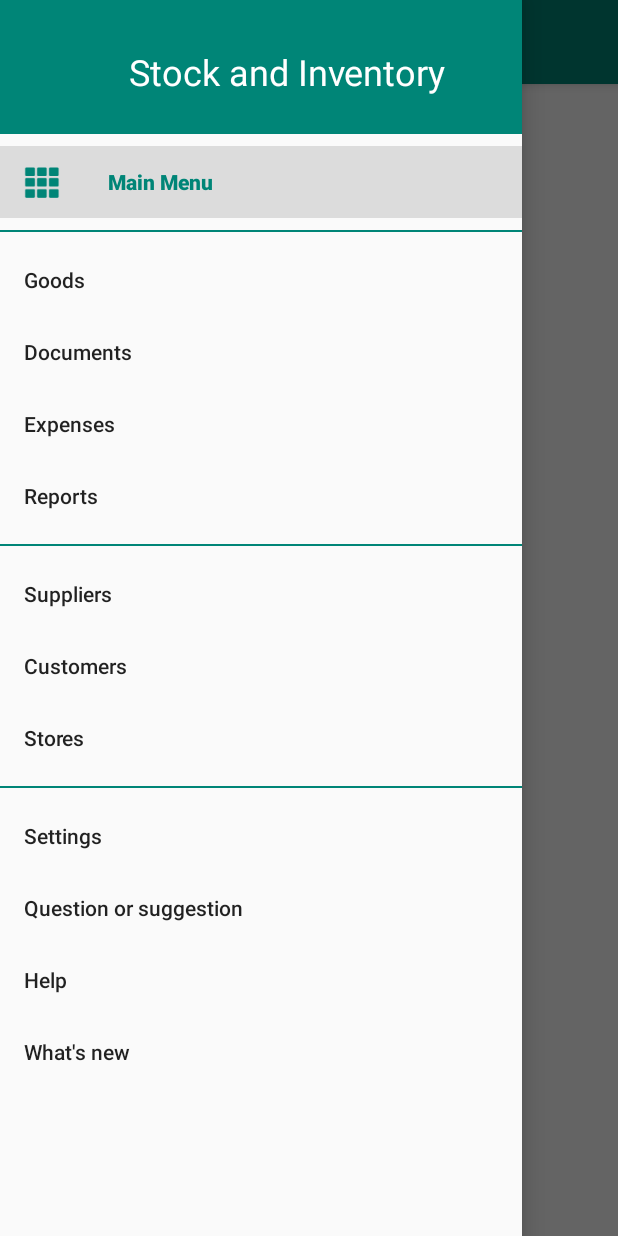
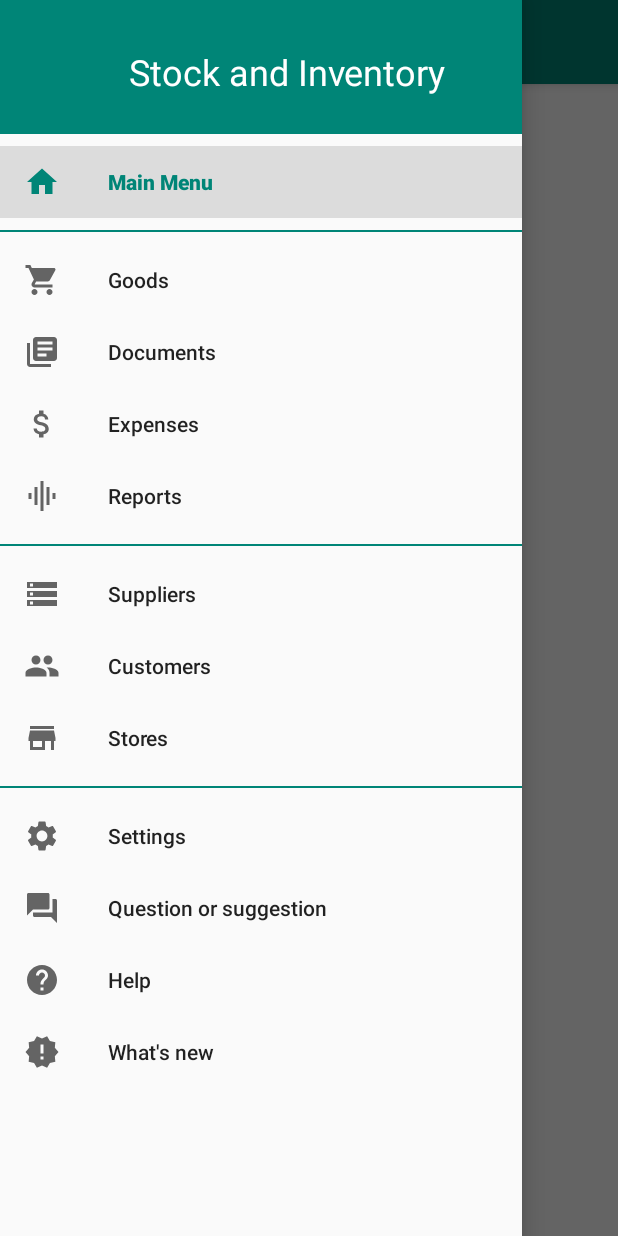
Before and after one commit to jamesfdz/StockAndInventoryManagement, an Android app: the screen it shows after launch (MainActivity), with the side drawer open, on a phone screen of 412 x 824 dp. Run offline under Robolectric (Android 15) with nearby library versions, the phone set to English and light mode, and no system bars; our stand-ins replace navigation-ui.

Commit message:
Added Nav Menu Icons

```diff
--- a/app/src/main/java/com/example/stockandinventorymanagement/activities/MainActivity.java
+++ b/app/src/main/java/com/example/stockandinventorymanagement/activities/MainActivity.java
@@ -48,6 +48,7 @@ public class MainActivity extends AppCompatActivity {
 
     @Override
     public boolean onOptionsItemSelected(@NonNull MenuItem item) {
+
         NavController navController = Navigation.findNavController(this, R.id.fragment);
         return NavigationUI.navigateUp(navController, mAppBarConfiguration) || super.onSupportNavigateUp();
     }
--- /dev/null
+++ b/app/src/main/res/drawable/menu_active.xml
@@ -0,0 +1,5 @@
+<vector android:height="16dp" android:tint="#008577"
+    android:viewportHeight="24" android:viewportWidth="24"
+    android:width="16dp" xmlns:android="http://schemas.android.com/apk/res/android">
+    <path android:fillColor="@color/colorPrimary" android:pathData="M17,3H7c-1.1,0 -1.99,0.9 -1.99,2L5,21l7,-3 7,3V5c0,-1.1 -0.9,-2 -2,-2z"/>
+</vector>
--- /dev/null
+++ b/app/src/main/res/drawable/menu_customers.xml
@@ -0,0 +1,5 @@
+<vector android:height="24dp" android:tint="#FFFFFF"
+    android:viewportHeight="24" android:viewportWidth="24"
+    android:width="24dp" xmlns:android="http://schemas.android.com/apk/res/android">
+    <path android:fillColor="@android:color/white" android:pathData="M16,11c1.66,0 2.99,-1.34 2.99,-3S17.66,5 16,5c-1.66,0 -3,1.34 -3,3s1.34,3 3,3zM8,11c1.66,0 2.99,-1.34 2.99,-3S9.66,5 8,5C6.34,5 5,6.34 5,8s1.34,3 3,3zM8,13c-2.33,0 -7,1.17 -7,3.5L1,19h14v-2.5c0,-2.33 -4.67,-3.5 -7,-3.5zM16,13c-0.29,0 -0.62,0.02 -0.97,0.05 1.16,0.84 1.97,1.97 1.97,3.45L17,19h6v-2.5c0,-2.33 -4.67,-3.5 -7,-3.5z"/>
+</vector>
--- /dev/null
+++ b/app/src/main/res/drawable/menu_docs.xml
@@ -0,0 +1,5 @@
+<vector android:height="24dp" android:tint="#FFFFFF"
+    android:viewportHeight="24" android:viewportWidth="24"
+    android:width="24dp" xmlns:android="http://schemas.android.com/apk/res/android">
+    <path android:fillColor="@android:color/white" android:pathData="M4,6L2,6v14c0,1.1 0.9,2 2,2h14v-2L4,20L4,6zM20,2L8,2c-1.1,0 -2,0.9 -2,2v12c0,1.1 0.9,2 2,2h12c1.1,0 2,-0.9 2,-2L22,4c0,-1.1 -0.9,-2 -2,-2zM19,11L9,11L9,9h10v2zM15,15L9,15v-2h6v2zM19,7L9,7L9,5h10v2z"/>
+</vector>
--- /dev/null
+++ b/app/src/main/res/drawable/menu_expenses.xml
@@ -0,0 +1,5 @@
+<vector android:height="24dp" android:tint="#FFFFFF"
+    android:viewportHeight="24" android:viewportWidth="24"
+    android:width="24dp" xmlns:android="http://schemas.android.com/apk/res/android">
+    <path android:fillColor="@android:color/white" android:pathData="M11.8,10.9c-2.27,-0.59 -3,-1.2 -3,-2.15 0,-1.09 1.01,-1.85 2.7,-1.85 1.78,0 2.44,0.85 2.5,2.1h2.21c-0.07,-1.72 -1.12,-3.3 -3.21,-3.81V3h-3v2.16c-1.94,0.42 -3.5,1.68 -3.5,3.61 0,2.31 1.91,3.46 4.7,4.13 2.5,0.6 3,1.48 3,2.41 0,0.69 -0.49,1.79 -2.7,1.79 -2.06,0 -2.87,-0.92 -2.98,-2.1h-2.2c0.12,2.19 1.76,3.42 3.68,3.83V21h3v-2.15c1.95,-0.37 3.5,-1.5 3.5,-3.55 0,-2.84 -2.43,-3.81 -4.7,-4.4z"/>
+</vector>
--- /dev/null
+++ b/app/src/main/res/drawable/menu_goods.xml
@@ -0,0 +1,5 @@
+<vector android:height="24dp" android:tint="#FFFFFF"
+    android:viewportHeight="24" android:viewportWidth="24"
+    android:width="24dp" xmlns:android="http://schemas.android.com/apk/res/android">
+    <path android:fillColor="@android:color/white" android:pathData="M7,18c-1.1,0 -1.99,0.9 -1.99,2S5.9,22 7,22s2,-0.9 2,-2 -0.9,-2 -2,-2zM1,2v2h2l3.6,7.59 -1.35,2.45c-0.16,0.28 -0.25,0.61 -0.25,0.96 0,1.1 0.9,2 2,2h12v-2L7.42,15c-0.14,0 -0.25,-0.11 -0.25,-0.25l0.03,-0.12 0.9,-1.63h7.45c0.75,0 1.41,-0.41 1.75,-1.03l3.58,-6.49c0.08,-0.14 0.12,-0.31 0.12,-0.48 0,-0.55 -0.45,-1 -1,-1L5.21,4l-0.94,-2L1,2zM17,18c-1.1,0 -1.99,0.9 -1.99,2s0.89,2 1.99,2 2,-0.9 2,-2 -0.9,-2 -2,-2z"/>
+</vector>
--- /dev/null
+++ b/app/src/main/res/drawable/menu_help.xml
@@ -0,0 +1,5 @@
+<vector android:height="24dp" android:tint="#FFFFFF"
+    android:viewportHeight="24" android:viewportWidth="24"
+    android:width="24dp" xmlns:android="http://schemas.android.com/apk/res/android">
+    <path android:fillColor="@android:color/white" android:pathData="M12,2C6.48,2 2,6.48 2,12s4.48,10 10,10 10,-4.48 10,-10S17.52,2 12,2zM13,19h-2v-2h2v2zM15.07,11.25l-0.9,0.92C13.45,12.9 13,13.5 13,15h-2v-0.5c0,-1.1 0.45,-2.1 1.17,-2.83l1.24,-1.26c0.37,-0.36 0.59,-0.86 0.59,-1.41 0,-1.1 -0.9,-2 -2,-2s-2,0.9 -2,2L8,9c0,-2.21 1.79,-4 4,-4s4,1.79 4,4c0,0.88 -0.36,1.68 -0.93,2.25z"/>
+</vector>
--- /dev/null
+++ b/app/src/main/res/drawable/menu_home.xml
@@ -0,0 +1,5 @@
+<vector android:height="24dp" android:tint="#FFFFFF"
+    android:viewportHeight="24" android:viewportWidth="24"
+    android:width="24dp" xmlns:android="http://schemas.android.com/apk/res/android">
+    <path android:fillColor="@android:color/white" android:pathData="M10,20v-6h4v6h5v-8h3L12,3 2,12h3v8z"/>
+</vector>
--- /dev/null
+++ b/app/src/main/res/drawable/menu_new.xml
@@ -0,0 +1,5 @@
+<vector android:height="24dp" android:tint="#FFFFFF"
+    android:viewportHeight="24" android:viewportWidth="24"
+    android:width="24dp" xmlns:android="http://schemas.android.com/apk/res/android">
+    <path android:fillColor="@android:color/white" android:pathData="M23,12l-2.44,-2.78 0.34,-3.68 -3.61,-0.82 -1.89,-3.18L12,3 8.6,1.54 6.71,4.72l-3.61,0.81 0.34,3.68L1,12l2.44,2.78 -0.34,3.69 3.61,0.82 1.89,3.18L12,21l3.4,1.46 1.89,-3.18 3.61,-0.82 -0.34,-3.68L23,12zM13,17h-2v-2h2v2zM13,13h-2L11,7h2v6z"/>
+</vector>
--- /dev/null
+++ b/app/src/main/res/drawable/menu_question.xml
@@ -0,0 +1,5 @@
+<vector android:height="24dp" android:tint="#FFFFFF"
+    android:viewportHeight="24" android:viewportWidth="24"
+    android:width="24dp" xmlns:android="http://schemas.android.com/apk/res/android">
+    <path android:fillColor="@android:color/white" android:pathData="M21,6h-2v9L6,15v2c0,0.55 0.45,1 1,1h11l4,4L22,7c0,-0.55 -0.45,-1 -1,-1zM17,12L17,3c0,-0.55 -0.45,-1 -1,-1L3,2c-0.55,0 -1,0.45 -1,1v14l4,-4h10c0.55,0 1,-0.45 1,-1z"/>
+</vector>
--- /dev/null
+++ b/app/src/main/res/drawable/menu_reports.xml
@@ -0,0 +1,5 @@
+<vector android:height="24dp" android:tint="#FFFFFF"
+    android:viewportHeight="24" android:viewportWidth="24"
+    android:width="24dp" xmlns:android="http://schemas.android.com/apk/res/android">
+    <path android:fillColor="@android:color/white" android:pathData="M7,18h2L9,6L7,6v12zM11,22h2L13,2h-2v20zM3,14h2v-4L3,10v4zM15,18h2L17,6h-2v12zM19,10v4h2v-4h-2z"/>
+</vector>
--- /dev/null
+++ b/app/src/main/res/drawable/menu_settings.xml
@@ -0,0 +1,5 @@
+<vector android:height="24dp" android:tint="#FFFFFF"
+    android:viewportHeight="24" android:viewportWidth="24"
+    android:width="24dp" xmlns:android="http://schemas.android.com/apk/res/android">
+    <path android:fillColor="@android:color/white" android:pathData="M19.14,12.94c0.04,-0.3 0.06,-0.61 0.06,-0.94c0,-0.32 -0.02,-0.64 -0.07,-0.94l2.03,-1.58c0.18,-0.14 0.23,-0.41 0.12,-0.61l-1.92,-3.32c-0.12,-0.22 -0.37,-0.29 -0.59,-0.22l-2.39,0.96c-0.5,-0.38 -1.03,-0.7 -1.62,-0.94L14.4,2.81c-0.04,-0.24 -0.24,-0.41 -0.48,-0.41h-3.84c-0.24,0 -0.43,0.17 -0.47,0.41L9.25,5.35C8.66,5.59 8.12,5.92 7.63,6.29L5.24,5.33c-0.22,-0.08 -0.47,0 -0.59,0.22L2.74,8.87C2.62,9.08 2.66,9.34 2.86,9.48l2.03,1.58C4.84,11.36 4.8,11.69 4.8,12s0.02,0.64 0.07,0.94l-2.03,1.58c-0.18,0.14 -0.23,0.41 -0.12,0.61l1.92,3.32c0.12,0.22 0.37,0.29 0.59,0.22l2.39,-0.96c0.5,0.38 1.03,0.7 1.62,0.94l0.36,2.54c0.05,0.24 0.24,0.41 0.48,0.41h3.84c0.24,0 0.44,-0.17 0.47,-0.41l0.36,-2.54c0.59,-0.24 1.13,-0.56 1.62,-0.94l2.39,0.96c0.22,0.08 0.47,0 0.59,-0.22l1.92,-3.32c0.12,-0.22 0.07,-0.47 -0.12,-0.61L19.14,12.94zM12,15.6c-1.98,0 -3.6,-1.62 -3.6,-3.6s1.62,-3.6 3.6,-3.6s3.6,1.62 3.6,3.6S13.98,15.6 12,15.6z"/>
+</vector>
--- /dev/null
+++ b/app/src/main/res/drawable/menu_store.xml
@@ -0,0 +1,5 @@
+<vector android:height="24dp" android:tint="#FFFFFF"
+    android:viewportHeight="24" android:viewportWidth="24"
+    android:width="24dp" xmlns:android="http://schemas.android.com/apk/res/android">
+    <path android:fillColor="@android:color/white" android:pathData="M20,4L4,4v2h16L20,4zM21,14v-2l-1,-5L4,7l-1,5v2h1v6h10v-6h4v6h2v-6h1zM12,18L6,18v-4h6v4z"/>
+</vector>
--- /dev/null
+++ b/app/src/main/res/drawable/menu_suppliers.xml
@@ -0,0 +1,5 @@
+<vector android:height="24dp" android:tint="#FFFFFF"
+    android:viewportHeight="24" android:viewportWidth="24"
+    android:width="24dp" xmlns:android="http://schemas.android.com/apk/res/android">
+    <path android:fillColor="@android:color/white" android:pathData="M2,20h20v-4L2,16v4zM4,17h2v2L4,19v-2zM2,4v4h20L22,4L2,4zM6,7L4,7L4,5h2v2zM2,14h20v-4L2,10v4zM4,11h2v2L4,13v-2z"/>
+</vector>
--- a/app/src/main/res/layout/activity_main.xml
+++ b/app/src/main/res/layout/activity_main.xml
@@ -60,6 +60,6 @@
         android:layout_gravity="start"
         android:fitsSystemWindows="true"
         app:headerLayout="@layout/nav_header"
-        app:menu="@menu/drawer_menu" />
+        app:menu="@menu/drawer_menu"/>
 
 </androidx.drawerlayout.widget.DrawerLayout>
--- a/app/src/main/res/menu/drawer_menu.xml
+++ b/app/src/main/res/menu/drawer_menu.xml
@@ -5,7 +5,7 @@
         android:checkableBehavior="single">
         <item
             android:id="@+id/nav_main_menu"
-            android:icon="@android:drawable/ic_dialog_dialer"
+            android:icon="@drawable/menu_home"
             android:title="Main Menu"
             android:iconTint="@color/colorPrimary"/>
     </group>
@@ -13,15 +13,23 @@
         android:checkableBehavior="single">
         <item
             android:id="@+id/nav_goods"
+            android:icon="@drawable/menu_goods"
+            android:iconTint="@color/colorPrimary"
             android:title="Goods" />
         <item
             android:id="@+id/nav_documents"
+            android:icon="@drawable/menu_docs"
+            android:iconTint="@color/colorPrimary"
             android:title="Documents" />
         <item
             android:id="@+id/nav_expenses"
+            android:icon="@drawable/menu_expenses"
+            android:iconTint="@color/colorPrimary"
             android:title="Expenses" />
         <item
             android:id="@+id/nav_reports"
+            android:icon="@drawable/menu_reports"
+            android:iconTint="@color/colorPrimary"
             android:title="Reports" />
     </group>
     <group
@@ -29,12 +37,18 @@
         android:checkableBehavior="single">
         <item
             android:id="@+id/nav_suppliers"
+            android:icon="@drawable/menu_suppliers"
+            android:iconTint="@color/colorPrimary"
             android:title="Suppliers" />
         <item
             android:id="@+id/nav_customers"
+            android:icon="@drawable/menu_customers"
+            android:iconTint="@color/colorPrimary"
             android:title="Customers" />
         <item
             android:id="@+id/nav_stores"
+            android:icon="@drawable/menu_store"
+            android:iconTint="@color/colorPrimary"
             android:title="Stores" />
     </group>
     <group
@@ -42,15 +56,23 @@
         android:checkableBehavior="single">
         <item
             android:id="@+id/nav_settings"
+            android:icon="@drawable/menu_settings"
+            android:iconTint="@color/colorPrimary"
             android:title="Settings" />
         <item
             android:id="@+id/nav_question"
+            android:icon="@drawable/menu_question"
+            android:iconTint="@color/colorPrimary"
             android:title="Question or suggestion" />
         <item
             android:id="@+id/nav_help"
+            android:icon="@drawable/menu_help"
+            android:iconTint="@color/colorPrimary"
             android:title="Help" />
         <item
             android:id="@+id/nav_new"
+            android:icon="@drawable/menu_new"
+            android:iconTint="@color/colorPrimary"
             android:title="What's new" />
     </group>
 
```
